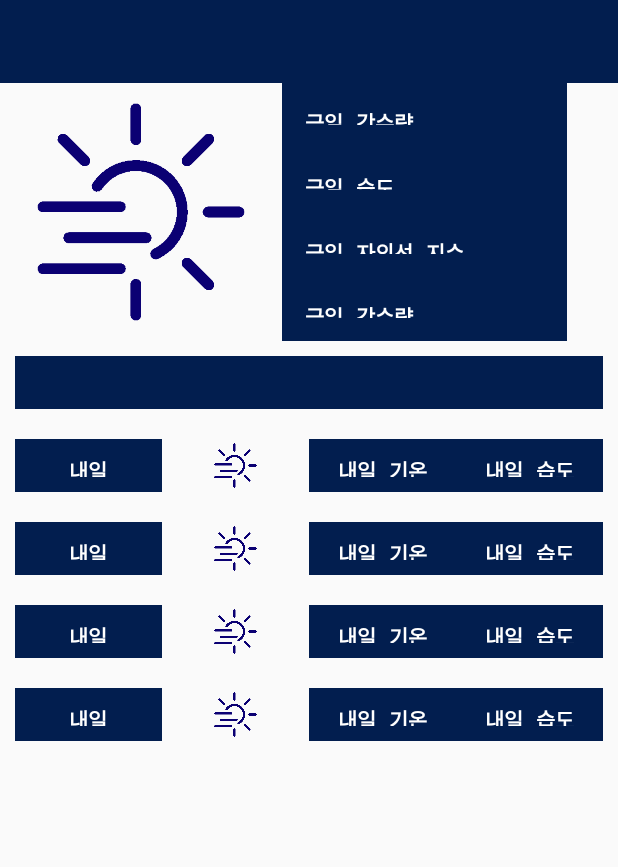
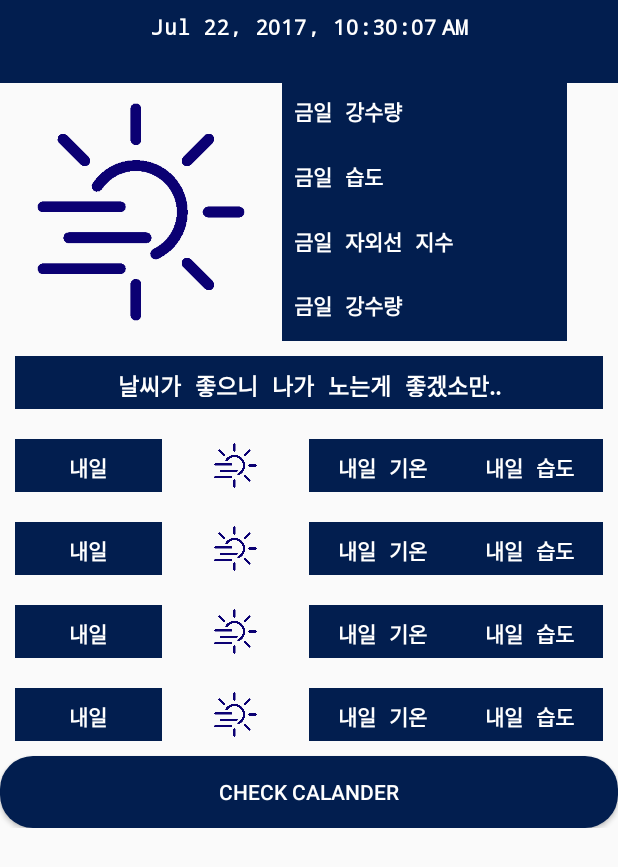
Before and after one commit to uni3621/nabi, an Android app: the WeatherActivity screen opened directly, with no data from a screen before it, on a phone screen of 412 x 824 dp. Shown: the top 867 px of the screen. Run offline under Robolectric (Android 15) with nearby library versions, the phone set to English and light mode, and no system bars.

Commit message:
no message

```diff
--- a/app/build.gradle
+++ b/app/build.gradle
@@ -27,6 +27,6 @@ dependencies {
     compile 'com.android.support:appcompat-v7:25.3.1'
     compile 'com.android.support.constraint:constraint-layout:1.0.2'
     compile 'com.android.support:design:25.3.1'
+    compile 'com.android.support:gridlayout-v7:25.3.1'
     testCompile 'junit:junit:4.12'
-    compile 'com.android.support:gridlayout-v7:25.3.1'
 }
--- a/app/src/main/java/com/example/user/myapplication/activity/WeatherActivity.java
+++ b/app/src/main/java/com/example/user/myapplication/activity/WeatherActivity.java
@@ -2,6 +2,7 @@ package com.example.user.myapplication.activity;
 
 import android.Manifest;
 import android.content.Context;
+import android.content.Intent;
 import android.content.pm.PackageManager;
 import android.location.Address;
 import android.location.Geocoder;
@@ -12,6 +13,8 @@ import android.os.Bundle;
 import android.support.annotation.Nullable;
 import android.support.v4.app.ActivityCompat;
 import android.support.v7.app.AppCompatActivity;
+import android.view.View;
+import android.widget.Button;
 import android.widget.ProgressBar;
 import android.widget.TextView;
 
@@ -35,6 +38,7 @@ public class WeatherActivity extends AppCompatActivity {
         super.onCreate(savedInstanceState);
         setContentView(R.layout.activity_weather);
         TextView textTime = (TextView) findViewById(R.id.textTime);
+        final Intent intent = new Intent(this, weathercalender.class);
 
         //현재 시간 textView로 출력
         String currentTime = DateFormat.getDateTimeInstance().format(new Date());
@@ -44,9 +48,18 @@ public class WeatherActivity extends AppCompatActivity {
         //현재 위치 (도시명)
 
 
+
+        //button 입력
+        Button calButton = (Button)findViewById(R.id.calbutton);
+        calButton.setOnClickListener(new View.OnClickListener() {
+            @Override
+            public void onClick(View view) {
+
+                startActivity(intent);
+            }
+        });
     }
 
 
 
-
 }
--- /dev/null
+++ b/app/src/main/res/drawable/buttonshape.xml
@@ -0,0 +1,17 @@
+<?xml version="1.0" encoding="utf-8"?>
+<shape xmlns:android="http://schemas.android.com/apk/res/android" android:shape="rectangle" >
+    <corners
+        android:radius="22dp"
+        />
+    <solid
+        android:color="#021E4F"
+        />
+    <padding
+        android:left="0dp"
+        android:top="0dp"
+        android:right="0dp"
+        android:bottom="0dp"
+        />
+
+
+</shape>
--- a/app/src/main/res/layout/activity_weather.xml
+++ b/app/src/main/res/layout/activity_weather.xml
@@ -20,7 +20,7 @@
             android:textColor="#FFFFFF"
             android:textStyle="bold"
             tools:textStyle="bold"
-            android:padding="35sp"
+            android:padding="8sp"
             android:typeface="monospace"
             android:gravity="center_horizontal"/>
     </LinearLayout>
@@ -63,46 +63,46 @@
                     android:textColor="#FFFFFF"
                     android:textStyle="bold"
                     tools:textStyle="bold"
-                    android:padding="15sp"
+                    android:padding="8sp"
                     android:typeface="monospace"/>
 
                 <TextView
                     android:id="@+id/textView7"
-                    android:layout_width="190dp"
-                    android:layout_height="45dp"
+                    android:layout_width="190sp"
+                    android:layout_height="45sp"
                     android:layout_weight="1"
                     android:background="#021E4F"
                     android:text="금일 습도"
                     android:textColor="#FFFFFF"
                     android:textStyle="bold"
                     tools:textStyle="bold"
-                    android:padding="15sp"
+                    android:padding="8sp"
                     android:typeface="monospace"/>
 
                 <TextView
                     android:id="@+id/textView6"
-                    android:layout_width="190dp"
-                    android:layout_height="45dp"
+                    android:layout_width="190sp"
+                    android:layout_height="45sp"
                     android:layout_weight="1"
                     android:background="#021E4F"
                     android:text="금일 자외선 지수"
                     android:textColor="#FFFFFF"
                     android:textStyle="bold"
                     tools:textStyle="bold"
-                    android:padding="15sp"
+                    android:padding="8sp"
                     android:typeface="monospace"/>
 
                 <TextView
                     android:id="@+id/textView5"
-                    android:layout_width="190dp"
-                    android:layout_height="45dp"
+                    android:layout_width="190sp"
+                    android:layout_height="45sp"
                     android:layout_weight="1"
                     android:background="#021E4F"
                     android:text="금일 강수량"
                     android:textColor="#FFFFFF"
                     android:textStyle="bold"
                     tools:textStyle="bold"
-                    android:padding="15sp"
+                    android:padding="8sp"
                     android:typeface="monospace"/>
 
             </LinearLayout>
@@ -125,9 +125,9 @@
             android:layout_weight="1"
             android:background="#021E4F"
             android:gravity="center_horizontal"
-            android:padding="15sp"
+            android:padding="8sp"
             android:text="날씨가 좋으니 나가 노는게 좋겠소만.."
-            android:textSize="20sp"
+            android:textSize="15sp"
             android:textColor="#FFFFFF"
             android:textStyle="bold"
             android:typeface="monospace"
@@ -159,7 +159,7 @@
                 android:textColor="#FFFFFF"
                 android:textStyle="bold"
                 tools:textStyle="bold"
-                android:padding="10sp"
+                android:padding="8sp"
                 android:typeface="monospace"
                 android:gravity="center_horizontal"/>
 
@@ -180,7 +180,7 @@
                 android:textColor="#FFFFFF"
                 android:textStyle="bold"
                 tools:textStyle="bold"
-                android:padding="10sp"
+                android:padding="8sp"
                 android:typeface="monospace"
                 android:gravity="center_horizontal"/>
 
@@ -194,7 +194,7 @@
                 android:textColor="#FFFFFF"
                 android:textStyle="bold"
                 tools:textStyle="bold"
-                android:padding="10sp"
+                android:padding="8sp"
                 android:typeface="monospace"
                 android:gravity="center_horizontal"/>
         </LinearLayout>
@@ -219,7 +219,7 @@
                 android:textColor="#FFFFFF"
                 android:textStyle="bold"
                 tools:textStyle="bold"
-                android:padding="10sp"
+                android:padding="8sp"
                 android:typeface="monospace"
                 android:gravity="center_horizontal"/>
 
@@ -240,7 +240,7 @@
                 android:textColor="#FFFFFF"
                 android:textStyle="bold"
                 tools:textStyle="bold"
-                android:padding="10sp"
+                android:padding="8sp"
                 android:typeface="monospace"
                 android:gravity="center_horizontal"/>
 
@@ -250,13 +250,13 @@
                 android:layout_height="35dp"
                 android:layout_weight="1"
                 android:background="#021E4F"
+                android:gravity="center_horizontal"
+                android:padding="8sp"
                 android:text="내일 습도"
                 android:textColor="#FFFFFF"
                 android:textStyle="bold"
-                tools:textStyle="bold"
-                android:padding="10sp"
                 android:typeface="monospace"
-                android:gravity="center_horizontal"/>
+                tools:textStyle="bold" />
         </LinearLayout>
 
         <LinearLayout
@@ -279,7 +279,7 @@
                 android:textColor="#FFFFFF"
                 android:textStyle="bold"
                 tools:textStyle="bold"
-                android:padding="10sp"
+                android:padding="8sp"
                 android:typeface="monospace"
                 android:gravity="center_horizontal"/>
 
@@ -300,7 +300,7 @@
                 android:background="#021E4F"
                 android:textStyle="bold"
                 tools:textStyle="bold"
-                android:padding="10sp"
+                android:padding="8sp"
                 android:typeface="monospace"
                 android:gravity="center_horizontal"/>
 
@@ -314,7 +314,7 @@
                 android:background="#021E4F"
                 android:textStyle="bold"
                 tools:textStyle="bold"
-                android:padding="10sp"
+                android:padding="8sp"
                 android:typeface="monospace"
                 android:gravity="center_horizontal"/>
         </LinearLayout>
@@ -339,7 +339,7 @@
                 android:background="#021E4F"
                 android:textStyle="bold"
                 tools:textStyle="bold"
-                android:padding="10sp"
+                android:padding="8sp"
                 android:typeface="monospace"
                 android:gravity="center_horizontal"/>
 
@@ -360,7 +360,7 @@
                 android:background="#021E4F"
                 android:textStyle="bold"
                 tools:textStyle="bold"
-                android:padding="10sp"
+                android:padding="8sp"
                 android:typeface="monospace"
                 android:gravity="center_horizontal"/>
 
@@ -374,11 +374,19 @@
                 android:background="#021E4F"
                 android:textStyle="bold"
                 tools:textStyle="bold"
-                android:padding="10sp"
+                android:padding="8sp"
                 android:typeface="monospace"
-                android:gravity="center_horizontal"/>
+                android:gravity="center_horizontal"
+                />
         </LinearLayout>
 
     </LinearLayout>
 
+    <Button
+        android:id="@+id/calbutton"
+        android:layout_width="match_parent"
+        android:layout_height="wrap_content"
+        android:background="@drawable/buttonshape"
+        android:text="CHECK CALANDER"
+        android:textColor="#FFFFFF" />
 </LinearLayout>
```
Also changed, not shown: app/src/main/AndroidManifest.xml (+8 -8 lines), app/src/main/java/com/example/user/myapplication/activity/weathercalender.java (added, +29 -0 lines), app/src/main/res/layout/activity_weathercalender.xml (added, +25 -0 lines).
